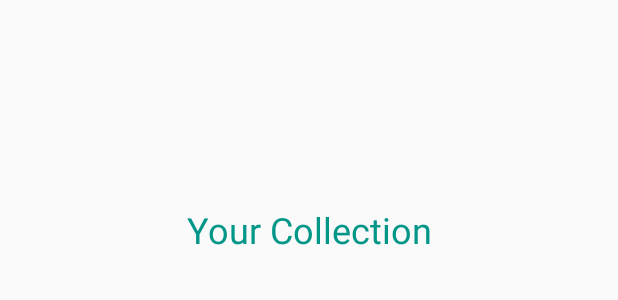
After one commit to lirangazer/PrasonalHealthAssistance, an Android app: the layout activity_user_view.xml on its own in the app's theme, with its tools: preview values and no code run, on a phone screen of 412 x 824 dp. The commit adds this screen. Shown: the top 300 px of the screen. Run offline under Robolectric (Android 15) with nearby library versions, the phone set to English and light mode, and no system bars.

Commit message:
16.2.2021 -Changed UserData to UserModel and added nested Object -Add userview activity to view all user info
LoginPage:
-Added text and button to enter UserView activity.

-Added SharedPerf class to handle local data storage.

Wihbe.

```diff
--- a/app/src/main/AndroidManifest.xml
+++ b/app/src/main/AndroidManifest.xml
@@ -9,7 +9,8 @@
         android:roundIcon="@mipmap/ic_launcher_round"
         android:supportsRtl="true"
         android:theme="@style/Theme.AppCompat.Light.NoActionBar">
-        <activity android:name=".HealthActivity"></activity>
+        <activity android:name=".UserView"></activity>
+        <activity android:name=".HealthActivity" />
         <activity android:name=".FitnessActivity" />
         <activity android:name=".SignupPage" />
         <activity android:name=".LoginPage" />
--- a/app/src/main/java/com/example/prasonalhealthassistance/FitnessActivity.java
+++ b/app/src/main/java/com/example/prasonalhealthassistance/FitnessActivity.java
@@ -32,7 +32,6 @@ public class FitnessActivity extends AppCompatActivity {
         recyclerAdapter = new RecyclerAdapter(this, recyclerUtilsList);
         recyclerView.setAdapter(recyclerAdapter);
         recyclerView.setLayoutManager(layoutManager);
-
     }
 
     //Initialize the Recycler list object to hold the image and the relevant text
--- a/app/src/main/java/com/example/prasonalhealthassistance/SignupPage.java
+++ b/app/src/main/java/com/example/prasonalhealthassistance/SignupPage.java
@@ -1,6 +1,7 @@
 package com.example.prasonalhealthassistance;
 
 import android.content.Intent;
+import android.content.SharedPreferences;
 import android.os.Bundle;
 import android.view.View;
 import android.widget.EditText;
@@ -19,7 +20,7 @@ import java.util.regex.Matcher;
 import java.util.regex.Pattern;
 
 public class SignupPage extends AppCompatActivity {
-    UserData user = new UserData();
+    UserModel user = new UserModel();
 
     @Override
     protected void onCreate(Bundle savedInstanceState) {
@@ -110,6 +111,7 @@ public class SignupPage extends AppCompatActivity {
             @Override
             public void onCancelled(@NonNull DatabaseError error) {
                 Toast.makeText(getApplicationContext(),error.toString(),Toast.LENGTH_SHORT).show();
+
             }
         });
     }
--- a/app/src/main/java/com/example/prasonalhealthassistance/UserData.java
+++ b/app/src/main/java/com/example/prasonalhealthassistance/UserModel.java
@@ -1,6 +1,6 @@
 package com.example.prasonalhealthassistance;
 
-public class UserData {
+public class UserModel {
 
     public String Email;
     public String User;
--- /dev/null
+++ b/app/src/main/res/layout/activity_user_view.xml
@@ -0,0 +1,38 @@
+<?xml version="1.0" encoding="utf-8"?>
+<androidx.constraintlayout.widget.ConstraintLayout xmlns:android="http://schemas.android.com/apk/res/android"
+    xmlns:app="http://schemas.android.com/apk/res-auto"
+    xmlns:tools="http://schemas.android.com/tools"
+    android:layout_width="match_parent"
+    android:layout_height="match_parent"
+    tools:context=".UserView">
+
+    <androidx.recyclerview.widget.RecyclerView
+        android:id="@+id/recyclerViewUserView"
+        android:layout_width="411dp"
+        android:layout_height="wrap_content"
+        android:layout_marginTop="1dp"
+        android:layout_marginBottom="420dp"
+        app:layout_constraintBottom_toBottomOf="parent"
+        app:layout_constraintEnd_toEndOf="parent"
+        app:layout_constraintStart_toStartOf="parent"
+        app:layout_constraintTop_toBottomOf="@+id/titleUserView" />
+
+    <TextView
+        android:id="@+id/titleUserView"
+        android:layout_width="409dp"
+        android:layout_height="116dp"
+        android:layout_marginStart="1dp"
+        android:layout_marginLeft="1dp"
+        android:layout_marginEnd="1dp"
+        android:layout_marginRight="1dp"
+        android:layout_marginBottom="1dp"
+        android:gravity="center"
+        android:text="@string/your_collection"
+        android:textColor="#009688"
+        android:textColorLink="#4CAF50"
+        android:textSize="24sp"
+        app:layout_constraintBottom_toTopOf="@+id/recyclerViewUserView"
+        app:layout_constraintEnd_toEndOf="parent"
+        app:layout_constraintStart_toStartOf="parent"
+        app:layout_constraintTop_toTopOf="parent" />
+</androidx.constraintlayout.widget.ConstraintLayout>
--- a/app/src/main/res/values/strings.xml
+++ b/app/src/main/res/values/strings.xml
@@ -18,4 +18,7 @@
     <string name="fitness_button">fitness button</string>
     <string name="fitness">fitness</string>
     <string name="health">health</string>
+    <string name="your_collection">Your Collection</string>
+    <string name="enter_to_your_collection">Enter to your collection</string>
+    <string name="choose_health_and_fintness_program_to_add_to_your_collection">Choose Health and Fintness program to add to your collection</string>
 </resources>
```
Also changed, not shown: app/src/main/java/com/example/prasonalhealthassistance/LoginPage.java (+16 -11 lines), app/src/main/java/com/example/prasonalhealthassistance/MainPage.java (+12 -4 lines), app/src/main/java/com/example/prasonalhealthassistance/SharedPref.java (added, +53 -0 lines), app/src/main/java/com/example/prasonalhealthassistance/UserView.java (added, +109 -0 lines), app/src/main/res/layout/activity_main.xml (+36 -14 lines).
